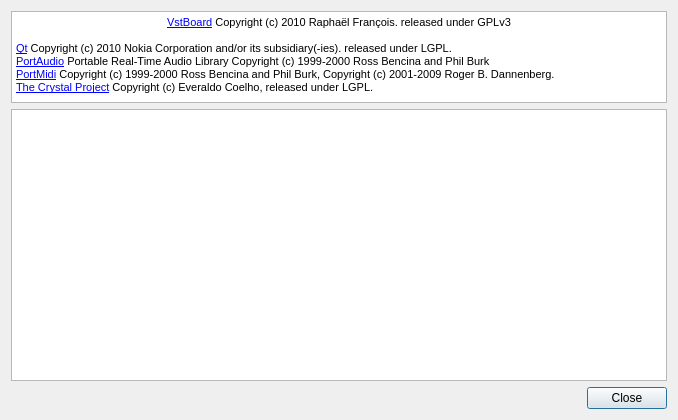
Old version of the form src/vstboard/views/aboutdialog.ui in the repository rbarreiros/vstboard.
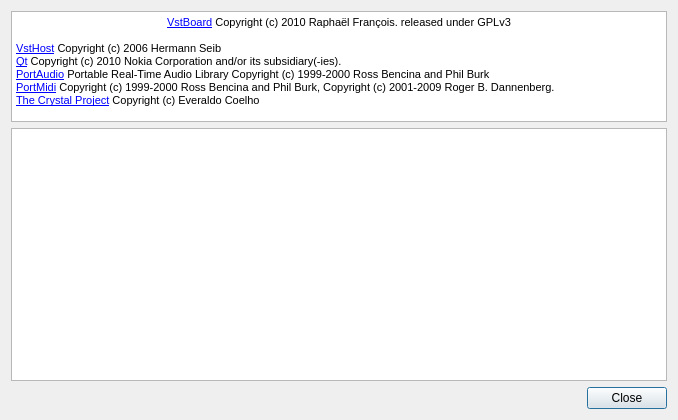
New version of the form.

Diff of the .ui file:
```diff
--- a/src/vstboard/views/aboutdialog.ui
+++ b/src/vstboard/views/aboutdialog.ui
@@ -28,7 +28,7 @@
      <property name="maximumSize">
       <size>
        <width>16777215</width>
-       <height>92</height>
+       <height>111</height>
       </size>
      </property>
      <property name="html">
@@ -38,10 +38,11 @@
 &lt;/style&gt;&lt;/head&gt;&lt;body style=&quot; font-family:'MS Shell Dlg 2'; font-size:8.25pt; font-weight:400; font-style:normal;&quot;&gt;
 &lt;p align=&quot;center&quot; style=&quot; margin-top:0px; margin-bottom:0px; margin-left:0px; margin-right:0px; -qt-block-indent:0; text-indent:0px;&quot;&gt;&lt;a href=&quot;http://sourceforge.net/projects/vstboard/&quot;&gt;&lt;span style=&quot; font-size:8pt; text-decoration: underline; color:#0000ff;&quot;&gt;VstBoard&lt;/span&gt;&lt;/a&gt;&lt;span style=&quot; font-size:8pt;&quot;&gt; Copyright (c) 2010 Raphaël François. released under GPLv3&lt;/span&gt;&lt;/p&gt;
 &lt;p style=&quot;-qt-paragraph-type:empty; margin-top:0px; margin-bottom:0px; margin-left:0px; margin-right:0px; -qt-block-indent:0; text-indent:0px; font-size:8pt;&quot;&gt;&lt;/p&gt;
-&lt;p style=&quot; margin-top:0px; margin-bottom:0px; margin-left:0px; margin-right:0px; -qt-block-indent:0; text-indent:0px;&quot;&gt;&lt;a href=&quot;http://qt.nokia.com&quot;&gt;&lt;span style=&quot; font-size:8pt; text-decoration: underline; color:#0000ff;&quot;&gt;Qt&lt;/span&gt;&lt;/a&gt;&lt;span style=&quot; font-size:8pt;&quot;&gt; Copyright (c) 2010 Nokia Corporation and/or its subsidiary(-ies). released under LGPL.&lt;/span&gt;&lt;/p&gt;
+&lt;p style=&quot; margin-top:0px; margin-bottom:0px; margin-left:0px; margin-right:0px; -qt-block-indent:0; text-indent:0px;&quot;&gt;&lt;a href=&quot;http://www.hermannseib.com/&quot;&gt;&lt;span style=&quot; font-size:8pt; text-decoration: underline; color:#0000ff;&quot;&gt;VstHost&lt;/span&gt;&lt;/a&gt;&lt;span style=&quot; font-size:8pt;&quot;&gt; Copyright (c) 2006 Hermann Seib&lt;/span&gt;&lt;/p&gt;
+&lt;p style=&quot; margin-top:0px; margin-bottom:0px; margin-left:0px; margin-right:0px; -qt-block-indent:0; text-indent:0px;&quot;&gt;&lt;a href=&quot;http://qt.nokia.com&quot;&gt;&lt;span style=&quot; font-size:8pt; text-decoration: underline; color:#0000ff;&quot;&gt;Qt&lt;/span&gt;&lt;/a&gt;&lt;span style=&quot; font-size:8pt;&quot;&gt; Copyright (c) 2010 Nokia Corporation and/or its subsidiary(-ies).&lt;/span&gt;&lt;/p&gt;
 &lt;p style=&quot; margin-top:0px; margin-bottom:0px; margin-left:0px; margin-right:0px; -qt-block-indent:0; text-indent:0px;&quot;&gt;&lt;a href=&quot;http://www.portaudio.com&quot;&gt;&lt;span style=&quot; font-size:8pt; text-decoration: underline; color:#0000ff;&quot;&gt;PortAudio&lt;/span&gt;&lt;/a&gt;&lt;span style=&quot; font-size:8pt;&quot;&gt; Portable Real-Time Audio Library Copyright (c) 1999-2000 Ross Bencina and Phil Burk&lt;/span&gt;&lt;/p&gt;
 &lt;p style=&quot; margin-top:0px; margin-bottom:0px; margin-left:0px; margin-right:0px; -qt-block-indent:0; text-indent:0px;&quot;&gt;&lt;a href=&quot;http://sourceforge.net/projects/portmedia&quot;&gt;&lt;span style=&quot; font-size:8pt; text-decoration: underline; color:#0000ff;&quot;&gt;PortMidi&lt;/span&gt;&lt;/a&gt;&lt;span style=&quot; font-size:8pt;&quot;&gt; Copyright (c) 1999-2000 Ross Bencina and Phil Burk, Copyright (c) 2001-2009 Roger B. Dannenberg.&lt;/span&gt;&lt;/p&gt;
-&lt;p style=&quot; margin-top:0px; margin-bottom:0px; margin-left:0px; margin-right:0px; -qt-block-indent:0; text-indent:0px;&quot;&gt;&lt;a href=&quot;http://www.everaldo.com/crystal&quot;&gt;&lt;span style=&quot; font-size:8pt; text-decoration: underline; color:#0000ff;&quot;&gt;The Crystal Project&lt;/span&gt;&lt;/a&gt;&lt;span style=&quot; font-size:8pt;&quot;&gt; Copyright (c) Everaldo Coelho, released under LGPL.&lt;/span&gt;&lt;/p&gt;&lt;/body&gt;&lt;/html&gt;</string>
+&lt;p style=&quot; margin-top:0px; margin-bottom:0px; margin-left:0px; margin-right:0px; -qt-block-indent:0; text-indent:0px;&quot;&gt;&lt;a href=&quot;http://www.everaldo.com/crystal&quot;&gt;&lt;span style=&quot; font-size:8pt; text-decoration: underline; color:#0000ff;&quot;&gt;The Crystal Project&lt;/span&gt;&lt;/a&gt;&lt;span style=&quot; font-size:8pt;&quot;&gt; Copyright (c) Everaldo Coelho&lt;/span&gt;&lt;/p&gt;&lt;/body&gt;&lt;/html&gt;</string>
      </property>
      <property name="openExternalLinks">
       <bool>true</bool>
```
